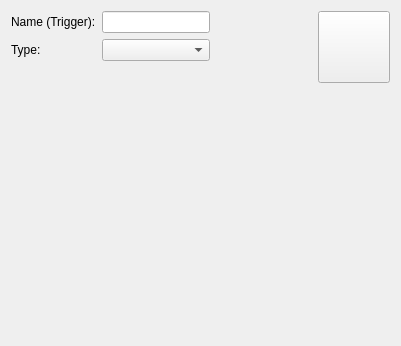
Before: the Qt Designer form simon/src/simonactionsui/modifycommands.ui in KDE/simon, drawn with Qt 5.
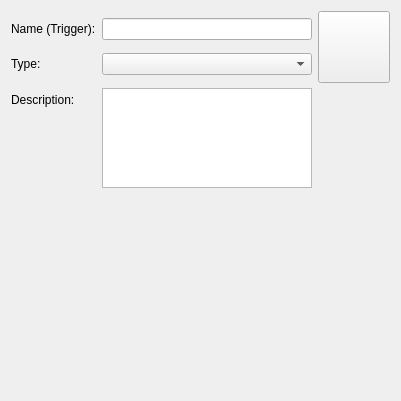
After: the same form once the commit is applied. Custom widgets are drawn as their Qt base class.

Patch:
```diff
--- a/simon/src/simonactionsui/modifycommands.ui
+++ b/simon/src/simonactionsui/modifycommands.ui
@@ -6,13 +6,13 @@
     <x>0</x>
     <y>0</y>
     <width>401</width>
-    <height>346</height>
+    <height>401</height>
    </rect>
   </property>
   <property name="windowTitle" >
    <string>Command</string>
   </property>
-  <layout class="QVBoxLayout" name="verticalLayout" >
+  <layout class="QVBoxLayout" name="verticalLayout_3" >
    <item>
     <layout class="QHBoxLayout" name="horizontalLayout" >
      <item>
@@ -47,6 +47,29 @@
        <item row="1" column="1" >
         <widget class="KComboBox" name="cbType" />
        </item>
+       <item row="2" column="1" >
+        <widget class="KTextEdit" name="ktextedit" >
+         <property name="sizePolicy" >
+          <sizepolicy vsizetype="Expanding" hsizetype="Expanding" >
+           <horstretch>0</horstretch>
+           <verstretch>0</verstretch>
+          </sizepolicy>
+         </property>
+         <property name="maximumSize" >
+          <size>
+           <width>16777215</width>
+           <height>100</height>
+          </size>
+         </property>
+        </widget>
+       </item>
+       <item row="2" column="0" >
+        <widget class="QLabel" name="label_2" >
+         <property name="text" >
+          <string>Description:</string>
+         </property>
+        </widget>
+       </item>
       </layout>
      </item>
      <item>
@@ -56,12 +79,14 @@
        </property>
        <property name="sizeHint" stdset="0" >
         <size>
-         <width>33</width>
-         <height>27</height>
+         <width>40</width>
+         <height>20</height>
         </size>
        </property>
       </spacer>
      </item>
+     <item>
+      <layout class="QVBoxLayout" name="verticalLayout" >
      <item>
       <widget class="KIconButton" name="ibIcon" >
        <property name="sizePolicy" >
@@ -81,26 +106,31 @@
        </property>
       </widget>
      </item>
-    </layout>
-   </item>
    <item>
     <spacer name="verticalSpacer" >
      <property name="orientation" >
       <enum>Qt::Vertical</enum>
      </property>
-     <property name="sizeType" >
-      <enum>QSizePolicy::Fixed</enum>
-     </property>
      <property name="sizeHint" stdset="0" >
       <size>
        <width>20</width>
-       <height>20</height>
+           <height>40</height>
       </size>
      </property>
     </spacer>
+       </item>
+      </layout>
+     </item>
+    </layout>
    </item>
    <item>
     <widget class="QStackedWidget" name="swCommandCreaters" >
+     <property name="sizePolicy" >
+      <sizepolicy vsizetype="Expanding" hsizetype="Preferred" >
+       <horstretch>0</horstretch>
+       <verstretch>0</verstretch>
+      </sizepolicy>
+     </property>
      <property name="currentIndex" >
       <number>0</number>
      </property>
@@ -127,6 +157,11 @@
    <extends>QLineEdit</extends>
    <header>klineedit.h</header>
   </customwidget>
+  <customwidget>
+   <class>KTextEdit</class>
+   <extends>QTextEdit</extends>
+   <header>ktextedit.h</header>
+  </customwidget>
  </customwidgets>
  <resources/>
  <connections>
```
Left out of the diff: 2 changed lines with no effect on the pictures. Lines whose indentation alone changed are shown as unchanged.
